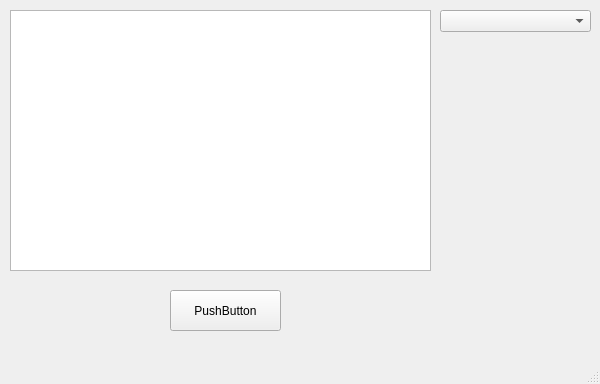
First picture: the form in MainView.ui, repository V9balazs/Text-and-speech-api, before the edit.
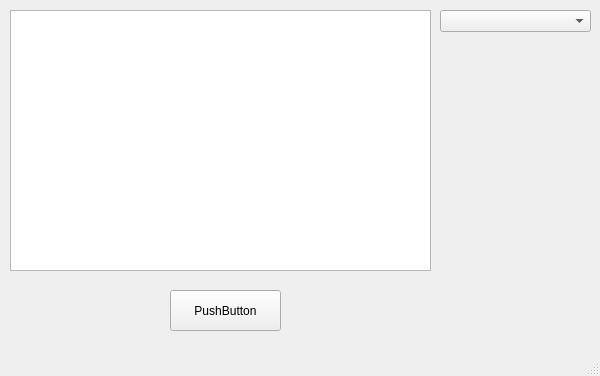
Second picture: the form after the edit.

```diff
--- a/MainView.ui
+++ b/MainView.ui
@@ -7,7 +7,7 @@
     <x>0</x>
     <y>0</y>
     <width>600</width>
-    <height>384</height>
+    <height>376</height>
    </rect>
   </property>
   <property name="windowTitle">
```
